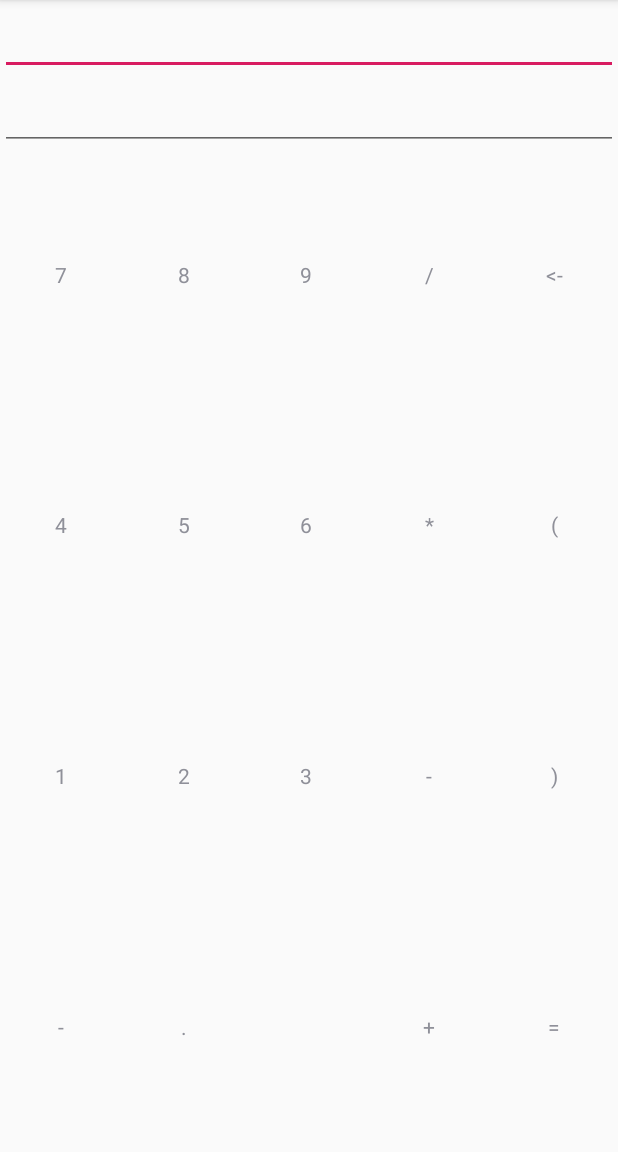
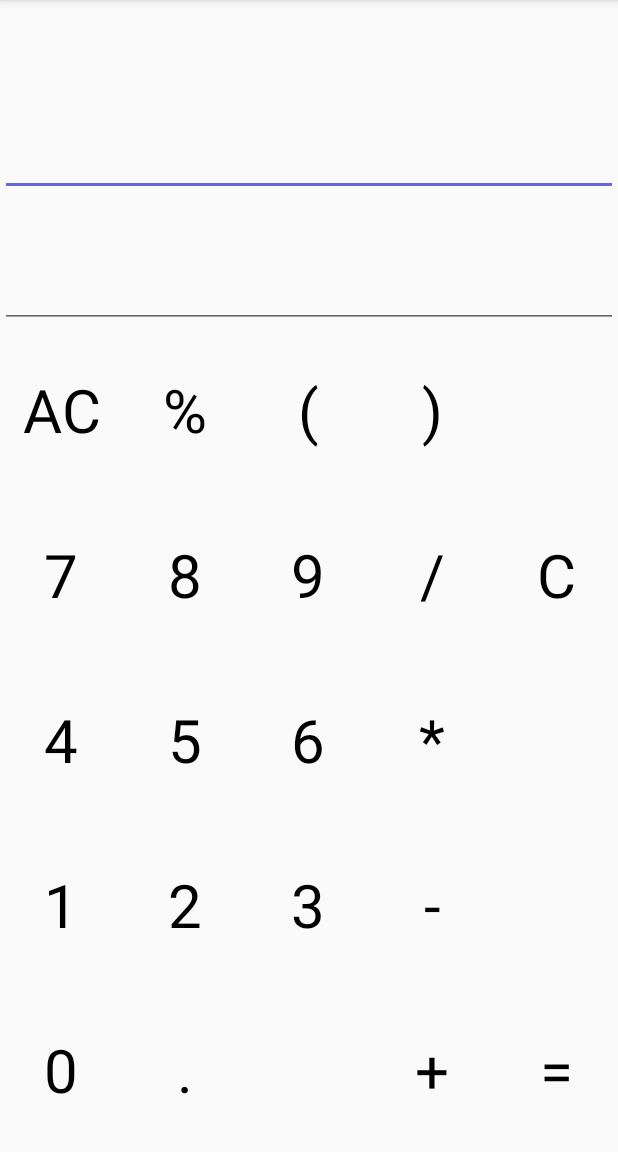
Before and after one commit to vuphu-jc/jobchat-training-calculator, an Android app: the screen it shows after launch (MainActivity), on a phone screen of 412 x 824 dp, the part 84-1236 px from its top. Run offline under Robolectric (Android 15) with nearby library versions, the phone set to English and light mode, and no system bars.

Commit message:
+ update UI

```diff
--- a/app/build.gradle
+++ b/app/build.gradle
@@ -33,4 +33,5 @@ dependencies {
     androidTestImplementation 'androidx.test.ext:junit:1.1.1'
     androidTestImplementation 'androidx.test.espresso:espresso-core:3.2.0'
     apply plugin: 'kotlin-android-extensions'
+    implementation 'com.google.android:flexbox:2.0.0'
 }
--- a/app/src/main/AndroidManifest.xml
+++ b/app/src/main/AndroidManifest.xml
@@ -9,7 +9,7 @@
         android:roundIcon="@mipmap/ic_launcher_round"
         android:supportsRtl="true"
         android:theme="@style/AppTheme">
-        <activity android:name=".MainActivity">
+        <activity android:name=".MainActivity" >
             <intent-filter>
                 <action android:name="android.intent.action.MAIN" />
 
--- a/app/src/main/java/com/example/calculator/MainActivity.kt
+++ b/app/src/main/java/com/example/calculator/MainActivity.kt
@@ -1,12 +1,17 @@
 package com.example.calculator
 
-import androidx.appcompat.app.AppCompatActivity
 import android.os.Bundle
+import android.text.InputType
+import android.util.TypedValue
 import android.view.Gravity
+import android.view.MotionEvent
+import android.view.View
 import android.widget.GridLayout
 import android.widget.TextView
-import androidx.core.view.children
+import androidx.appcompat.app.AppCompatActivity
 import kotlinx.android.synthetic.main.activity_main.*
+
+
 class MainActivity : AppCompatActivity() {
 
     override fun onCreate(savedInstanceState: Bundle?) {
@@ -16,24 +21,56 @@ class MainActivity : AppCompatActivity() {
         initialize()
     }
 
+
+
+    private fun createButton(character : String) : TextView {
+        var view = TextView(this.baseContext)
+        if (character.isNotEmpty()) {
+            view.text = character
+            view.gravity = Gravity.CENTER
+
+            val outValue = TypedValue()
+            baseContext.theme.resolveAttribute(android.R.attr.selectableItemBackground, outValue, true)
+            view.setBackgroundResource(outValue.resourceId)
+            view.focusable = View.FOCUSABLE
+            view.isClickable = true
+            view.setTextColor(resources.getColor(R.color.black))
+            view.textSize = 40f
+        }
+
+        var params = GridLayout.LayoutParams()
+        params.columnSpec = GridLayout.spec(GridLayout.UNDEFINED, 1f)
+        params.rowSpec = GridLayout.spec(GridLayout.UNDEFINED, 1f)
+        params.width = 0
+        params.height = 0
+        view.layoutParams = params
+        return view
+    }
+
     private fun initialize() {
+        var displayMetrics = Utils.getDisplayMetrics(this)
+        var displayWidth = displayMetrics.widthPixels * 1f
+        var displayHeight = displayMetrics.heightPixels * 1f
+
         var characters = arrayOf(
-            "7", "8", "9", "/", "<-",
-            "4", "5", "6", "*", "(",
-            "1", "2", "3", "-", ")",
-            "-", ".", "", "+", "=")
+            "AC", "%", "(", ")", "",
+            "7", "8", "9", "/", "C",
+            "4", "5", "6", "*", "",
+            "1", "2", "3", "-", "",
+            "0", ".", "", "+", "=")
+
+        // default ratio
+        glContent.minimumHeight = (displayHeight * 2 / 3).toInt()
+        etResult.textSize = (displayHeight * 1 / 3 * 3 / 5) / 8f
+        etExpression.textSize = (displayHeight * 1 / 3 * 2 / 5) / 8f
 
         glContent.columnCount = 5
-        for (char in characters) {
-            var textView = TextView(this.baseContext)
-            textView.setText(char)
-            textView.gravity = Gravity.CENTER
-            var params = GridLayout.LayoutParams()
-            params.setGravity(GridLayout.LayoutParams.FILL_PARENT)
-            params.columnSpec = GridLayout.spec(GridLayout.UNDEFINED, 1f)
-            params.rowSpec = GridLayout.spec(GridLayout.UNDEFINED, 1f)
-            textView.layoutParams = params
-            glContent.addView(textView)
+        for (element in characters) {
+            var view = createButton(element)
+            glContent.addView(view)
         }
+
+        etResult.inputType = InputType.TYPE_NULL
+        etExpression.showSoftInputOnFocus = false
     }
 }
--- /dev/null
+++ b/app/src/main/java/com/example/calculator/Utils.kt
@@ -0,0 +1,26 @@
+package com.example.calculator
+
+import android.app.Activity
+import android.content.Context
+import android.util.DisplayMetrics
+import android.view.inputmethod.InputMethodManager
+import android.widget.EditText
+import androidx.core.content.ContextCompat.getSystemService
+
+
+object Utils {
+    fun hiddenSoftKeyboard(editText : EditText) {
+        val inputMethodManager: InputMethodManager? =
+            editText.context.getSystemService(Context.INPUT_METHOD_SERVICE) as InputMethodManager?
+        inputMethodManager?.hideSoftInputFromWindow(
+            editText.applicationWindowToken,
+            0
+        )
+    }
+
+    fun getDisplayMetrics(activity: Activity) : DisplayMetrics {
+        var res = DisplayMetrics()
+        activity.windowManager.defaultDisplay.getMetrics(res)
+        return res
+    }
+}
--- a/app/src/main/res/layout/activity_main.xml
+++ b/app/src/main/res/layout/activity_main.xml
@@ -5,21 +5,30 @@
     android:layout_width="match_parent"
     android:layout_height="match_parent"
     android:orientation="vertical"
+    android:gravity="bottom"
     tools:context=".MainActivity">
 
     <EditText
+        android:id="@+id/etResult"
         android:layout_width="match_parent"
-        android:layout_height="50dp" />
+        android:layout_height="0dp"
+        android:layout_weight="3"
+        android:inputType="none"
+        android:gravity="right|bottom"
+        android:textIsSelectable="true"/>
 
     <EditText
+        android:id="@+id/etExpression"
         android:layout_width="match_parent"
-        android:layout_height="50dp" />
+        android:layout_height="0dp"
+        android:layout_weight="2"
+        android:gravity="right|bottom"
+        android:textIsSelectable="true"/>
 
     <GridLayout
         android:layout_width="match_parent"
-        android:layout_height="match_parent"
+        android:layout_height="wrap_content"
         android:id="@+id/glContent" >
-
     </GridLayout>
 
 </LinearLayout>
--- a/app/src/main/res/values/colors.xml
+++ b/app/src/main/res/values/colors.xml
@@ -2,5 +2,6 @@
 <resources>
     <color name="colorPrimary">#008577</color>
     <color name="colorPrimaryDark">#00574B</color>
-    <color name="colorAccent">#D81B60</color>
+    <color name="colorAccent">#6666DD</color>
+    <color name="black">#000000</color>
 </resources>
```
